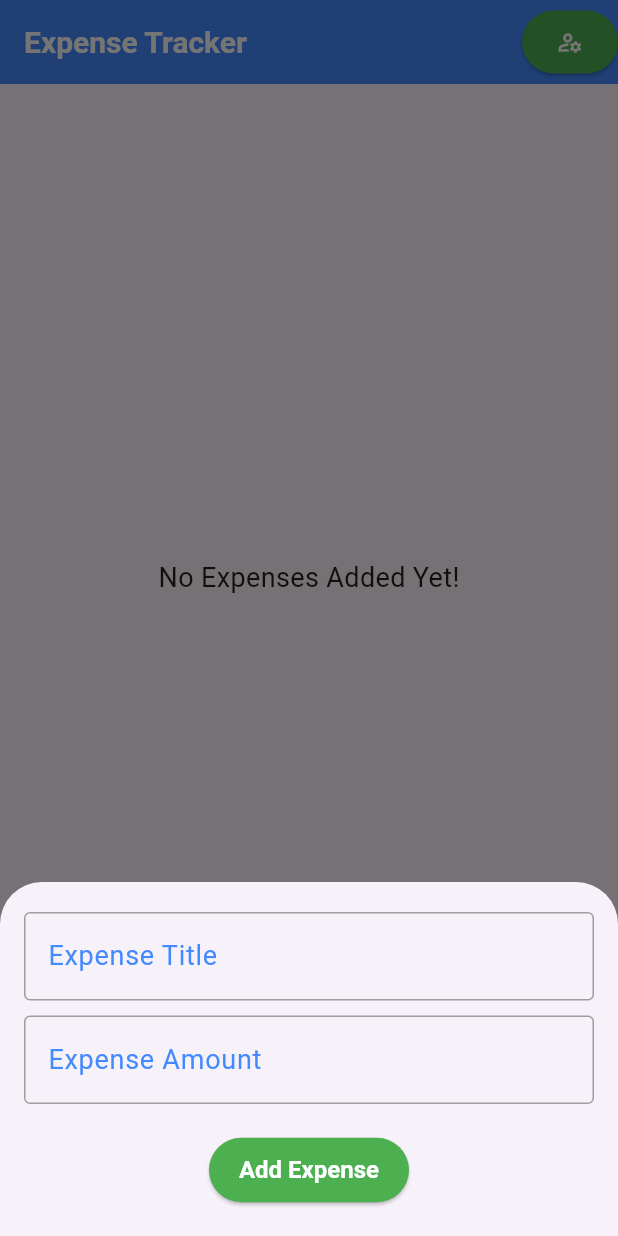
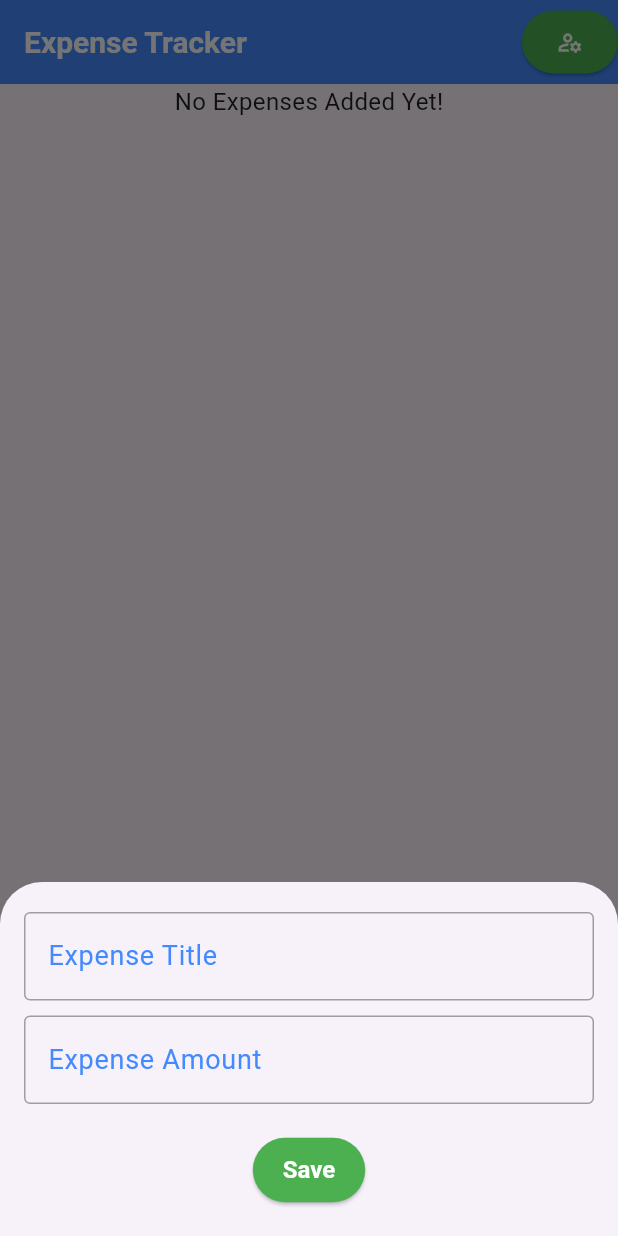
Before and after one commit to Dragorrik/Savvy-Track, a Flutter app: the ExpensePage screen opened directly, after a tap on the "add" icon, on a phone screen of 412 x 824 dp. Run offline on Flutter 3.47's test engine with Material 3 defaults, Android fonts, the light colour scheme and no system bars; our stand-ins replace animated_text_kit, bloc, cloud_firestore, equatable, firebase_auth, firebase_core and 3 more; accounts and stored records are empty.

Commit message:
Expense page updated

```diff
--- a/lib/blocs/expense/bloc/expense_event.dart
+++ b/lib/blocs/expense/bloc/expense_event.dart
@@ -7,6 +7,7 @@ sealed class ExpenseEvent extends Equatable {
   List<Object> get props => [];
 }
 
+// Event for adding an expense
 class AddExpenses extends ExpenseEvent {
   final Expense expense;
 
@@ -16,21 +17,28 @@ class AddExpenses extends ExpenseEvent {
   List<Object> get props => [expense];
 }
 
+// Event for sorting expenses
 class SortExpenses extends ExpenseEvent {
-  final bool isAscending; // Toggle for ascending or descending
+  final bool isAscending;
 
   const SortExpenses({required this.isAscending});
 }
 
+// Event for removing an expense
 class RemoveExpense extends ExpenseEvent {
   final Expense expense;
   const RemoveExpense({required this.expense});
 }
 
+// Event for updating an expense
 class UpdateExpense extends ExpenseEvent {
   final Expense updatedExpense;
 
   const UpdateExpense({required this.updatedExpense});
 }
 
+// Event for fetching expense history from Firebase
 class FetchExpensesHistory extends ExpenseEvent {}
+
+// **NEW EVENT** - Listen to Firebase stream updates
+class StreamExpenses extends ExpenseEvent {}
--- a/lib/models/expense_model.dart
+++ b/lib/models/expense_model.dart
@@ -1,6 +1,22 @@
 class Expense {
+  final String? id; // Optional ID for Firestore
   final String title;
   final double amount;
 
-  Expense({required this.title, required this.amount});
+  Expense({this.id, required this.title, required this.amount});
+
+  Map<String, dynamic> toMap() {
+    return {
+      'title': title,
+      'amount': amount,
+    };
+  }
+
+  factory Expense.fromMap(Map<String, dynamic> map, {String? id}) {
+    return Expense(
+      id: id, // Assign Firestore document ID
+      title: map['title'] ?? '',
+      amount: map['amount']?.toDouble() ?? 0.0,
+    );
+  }
 }
--- a/lib/pages/expense_page.dart
+++ b/lib/pages/expense_page.dart
@@ -1,9 +1,11 @@
 import 'package:flutter/material.dart';
 import 'package:flutter_bloc/flutter_bloc.dart';
-import 'package:savvy_track/blocs/budget/bloc/budget_state.dart';
+
 import 'package:savvy_track/blocs/expense/bloc/expense_bloc.dart';
+import 'package:savvy_track/models/expense_model.dart';
 import 'package:savvy_track/pages/budget_page.dart';
 import 'package:savvy_track/widgets/pie_chart_widget.dart';
+import 'package:savvy_track/widgets/pop_up_widgets.dart';
 
 class ExpensePage extends StatelessWidget {
   ExpensePage({super.key});
@@ -14,6 +16,9 @@ class ExpensePage extends StatelessWidget {
 
   @override
   Widget build(BuildContext context) {
+    // Trigger real-time updates on load
+    context.read<ExpenseBloc>().add(StreamExpenses());
+
     return Scaffold(
       appBar: AppBar(
         title: const Text("Expense Tracker"),
@@ -31,144 +36,116 @@ class ExpensePage extends StatelessWidget {
       ),
       floatingActionButton: FloatingActionButton(
         onPressed: () {
-          showModalBottomSheet(
-            context: context,
-            isScrollControlled: true,
-            builder: (sheetContext) {
-              return BlocProvider.value(
-                value: BlocProvider.of<ExpenseBloc>(context),
-                child: Padding(
-                  padding: EdgeInsets.only(
-                    top: 20,
-                    left: 16,
-                    right: 16,
-                    bottom: MediaQuery.of(context).viewInsets.bottom + 20,
-                  ),
-                  child: Column(
-                    mainAxisSize: MainAxisSize.min,
-                    children: [
-                      TextField(
-                        controller: _titleController,
-                        decoration: const InputDecoration(
-                          labelText: "Expense Title",
-                          border: OutlineInputBorder(),
-                        ),
-                      ),
-                      const SizedBox(height: 10),
-                      TextField(
-                        controller: _expenseController,
-                        keyboardType: TextInputType.number,
-                        decoration: const InputDecoration(
-                          labelText: "Expense Amount",
-                          border: OutlineInputBorder(),
-                        ),
-                      ),
-                      const SizedBox(height: 20),
-                      ElevatedButton(
-                        onPressed: () {
-                          final title = _titleController.text.trim();
-                          final expenseText = _expenseController.text.trim();
-                          if (title.isNotEmpty && expenseText.isNotEmpty) {
-                            try {
-                              final amount = double.parse(expenseText);
-                              Expense newExpense =
-                                  Expense(title: title, amount: amount);
-                              context
-                                  .read<ExpenseBloc>()
-                                  .add(AddExpenses(expense: newExpense));
-                              _titleController.clear();
-                              _expenseController.clear();
-                              Navigator.pop(context);
-                            } catch (e) {
-                              _titleController.clear();
-                              _expenseController.clear();
-                              Navigator.pop(context);
-                              ScaffoldMessenger.of(context).showSnackBar(
-                                const SnackBar(
-                                    content: Text("Enter a valid amount!")),
-                              );
-                            }
-                          } else {
-                            ScaffoldMessenger.of(context).showSnackBar(
-                              const SnackBar(
-                                  content: Text("Fields cannot be empty!")),
-                            );
-                          }
-                        },
-                        child: const Text("Add Expense"),
-                      ),
-                    ],
-                  ),
-                ),
-              );
-            },
-          );
+          _showAddExpenseSheet(context);
         },
         child: const Icon(Icons.add),
       ),
       floatingActionButtonLocation: FloatingActionButtonLocation.centerDocked,
       body: BlocBuilder<ExpenseBloc, ExpenseState>(
         builder: (context, state) {
-          bool isAscending = true;
+          // Error Handling
           if (state is ExpensesError) {
+            return _buildErrorUI(context, state);
+          }
+
+          // Expense List Display
+          if (state is ExpensesUpdated) {
+            return _buildExpenseListUI(context, state);
+          }
+
+          // Initial Loading State
+          return const Center(child: CircularProgressIndicator());
+        },
+      ),
+    );
+  }
+
+  /// Shows Add Expense Bottom Sheet
+  void _showAddExpenseSheet(BuildContext context) {
+    _titleController.clear();
+    _expenseController.clear();
+
+    showModalBottomSheet(
+      context: context,
+      isScrollControlled: true,
+      builder: (sheetContext) {
+        return _expenseInputForm(
+          titleController: _titleController,
+          amountController: _expenseController,
+          onSubmit: () {
+            final title = _titleController.text.trim();
+            final rawAmount = _expenseController.text.trim();
+
+            print("Title: $title, Amount: $rawAmount");
+
+            final amount = double.tryParse(rawAmount.replaceAll(',', '.'));
+
+            if (title.isNotEmpty && amount != null && amount > 0) {
+              final newExpense = Expense(title: title, amount: amount);
+              context.read<ExpenseBloc>().add(AddExpenses(expense: newExpense));
+              Navigator.pop(context);
+            } else {
+              ScaffoldMessenger.of(context).showSnackBar(
+                const SnackBar(
+                    content: Text("Invalid input! Please check again.")),
+              );
+            }
+          },
+        );
+      },
+    );
+  }
+
+  /// Builds Error UI
+  Widget _buildErrorUI(BuildContext context, ExpensesError state) {
     return Center(
-              child: Padding(
-                padding: const EdgeInsets.all(10.0),
       child: Column(
         mainAxisAlignment: MainAxisAlignment.center,
         children: [
-                    Text(
-                      state.message,
-                      style: const TextStyle(color: Colors.red, fontSize: 18),
-                    ),
-                    const SizedBox(height: 10),
+          Text(state.message, style: const TextStyle(color: Colors.red)),
           ElevatedButton(
             onPressed: () {
               context.read<ExpenseBloc>().add(FetchExpensesHistory());
             },
-                      child: const Text("Back to History"),
+            child: const Text("Retry"),
           ),
         ],
       ),
-              ),
     );
   }
-          List<Expense> expenses = [];
-          if (state is ExpensesUpdated) {
-            expenses = state.expenses;
-            isAscending = state.isAscending;
-          }
+
+  /// Builds the Expense List UI
+  Widget _buildExpenseListUI(BuildContext context, ExpensesUpdated state) {
+    final expenses = state.expenses;
+    final isAscending = state.isAscending;
+
     return SingleChildScrollView(
       child: Column(
-              //mainAxisAlignment: MainAxisAlignment.center,
         children: [
-                expenses.isEmpty
-                    ? SizedBox(
-                        height: MediaQuery.of(context).size.height * 0.8,
-                        child: const Center(
-                          child: Text("No Expenses Added Yet!",
-                              style: TextStyle(fontSize: 18)),
+          if (expenses.isEmpty)
+            const Center(child: Text("No Expenses Added Yet!"))
+          else
+            Column(
+              children: [
+                const SizedBox(
+                  height: 20,
                 ),
-                      )
-                    : Column(
-                        children: [
                 Container(
                     margin: const EdgeInsets.all(25),
                     child: buildPieChart(expenses, context)),
-                          const SizedBox(height: 20),
+                const SizedBox(
+                  height: 20,
+                ),
                 ElevatedButton.icon(
                   onPressed: () {
-                              context
-                                  .read<ExpenseBloc>()
-                                  .add(SortExpenses(isAscending: !isAscending));
+                    context.read<ExpenseBloc>().add(
+                          SortExpenses(isAscending: !isAscending),
+                        );
                   },
-                            icon: Icon(isAscending
-                                ? Icons.arrow_upward
-                                : Icons.arrow_downward),
-                            label: Text(
-                                isAscending ? "Low to High" : "High to Low"),
+                  icon: Icon(
+                      isAscending ? Icons.arrow_upward : Icons.arrow_downward),
+                  label: Text(isAscending ? "Low to High" : "High to Low"),
                 ),
-                          const SizedBox(height: 20),
                 ListView.builder(
                   shrinkWrap: true,
                   physics: const NeverScrollableScrollPhysics(),
@@ -177,8 +154,7 @@ class ExpensePage extends StatelessWidget {
                     final expense = expenses[index];
                     return ListTile(
                       title: Text(expense.title),
-                                subtitle: Text(
-                                    "\$${expense.amount.toStringAsFixed(2)}"),
+                      subtitle: Text("\$${expense.amount.toStringAsFixed(2)}"),
                       trailing: Row(
                         mainAxisSize: MainAxisSize.min,
                         children: [
@@ -191,8 +167,9 @@ class ExpensePage extends StatelessWidget {
                           IconButton(
                             icon: const Icon(Icons.delete),
                             onPressed: () {
-                                        context.read<ExpenseBloc>().add(
-                                            RemoveExpense(expense: expense));
+                              context
+                                  .read<ExpenseBloc>()
+                                  .add(RemoveExpense(expense: expense));
                             },
                           ),
                         ],
@@ -205,36 +182,63 @@ class ExpensePage extends StatelessWidget {
         ],
       ),
     );
-        },
-      ),
-    );
-  }
   }
 
+  /// Shows Edit Expense Bottom Sheet (Update)
   void _showEditExpenseSheet(BuildContext context, Expense expense) {
-  final TextEditingController editTitleController =
-      TextEditingController(text: expense.title);
-  final TextEditingController editAmountController =
-      TextEditingController(text: expense.amount.toString());
+    _titleController.text = expense.title;
+    // _expenseController.text = '';
+    final previousAmount = expense.amount;
 
     showModalBottomSheet(
       context: context,
       isScrollControlled: true,
       builder: (sheetContext) {
-      return BlocProvider.value(
-        value: BlocProvider.of<ExpenseBloc>(context),
-        child: Padding(
-          padding: EdgeInsets.only(
+        return _expenseInputForm(
+          titleController: _titleController,
+          amountController: _expenseController,
+          onSubmit: () {
+            final updatedTitle = _titleController.text.trim();
+            final updatedAmount = previousAmount +
+                (double.tryParse(_expenseController.text.trim()) ?? 0);
+            print('updated title=$updatedTitle,updated amount=$updatedAmount');
+
+            if (updatedTitle.isNotEmpty && updatedAmount > 0) {
+              context.read<ExpenseBloc>().add(UpdateExpense(
+                    updatedExpense: Expense(
+                      id: expense.id,
+                      title: updatedTitle,
+                      amount: updatedAmount,
+                    ),
+                  ));
+              PopUpWidgets.showBlurredSnackBar(
+                  context, 'Your data is updated !!');
+              Navigator.pop(context);
+            }
+          },
+        );
+      },
+    );
+  }
+
+  /// Reusable Input Form Widget
+  Widget _expenseInputForm({
+    required TextEditingController titleController,
+    required TextEditingController amountController,
+    required VoidCallback onSubmit,
+  }) {
+    return Padding(
+      padding: const EdgeInsets.only(
         top: 20,
         left: 16,
         right: 16,
-            bottom: MediaQuery.of(context).viewInsets.bottom + 20,
+        bottom: 20,
       ),
       child: Column(
         mainAxisSize: MainAxisSize.min,
         children: [
           TextField(
-                controller: editTitleController,
+            controller: titleController,
             decoration: const InputDecoration(
               labelText: "Expense Title",
               border: OutlineInputBorder(),
@@ -242,7 +246,7 @@ void _showEditExpenseSheet(BuildContext context, Expense expense) {
           ),
           const SizedBox(height: 10),
           TextField(
-                controller: editAmountController,
+            controller: amountController,
             keyboardType: TextInputType.number,
             decoration: const InputDecoration(
               labelText: "Expense Amount",
@@ -250,32 +254,9 @@ void _showEditExpenseSheet(BuildContext context, Expense expense) {
             ),
           ),
           const SizedBox(height: 20),
-              ElevatedButton(
-                onPressed: () {
-                  final updatedTitle = editTitleController.text.trim();
-                  final updatedAmount =
-                      double.tryParse(editAmountController.text.trim()) ?? 0;
-
-                  if (updatedTitle.isNotEmpty && updatedAmount > 0) {
-                    // Dispatch update event
-                    context.read<ExpenseBloc>().add(
-                          UpdateExpense(
-                            updatedExpense: Expense(
-                              title: updatedTitle,
-                              amount: updatedAmount,
-                            ),
+          ElevatedButton(onPressed: onSubmit, child: const Text("Save")),
+        ],
       ),
     );
-
-                    Navigator.pop(context);
   }
-                },
-                child: const Text("Update Expense"),
-              ),
-            ],
-          ),
-        ),
-      );
-    },
-  );
 }
--- a/pubspec.yaml
+++ b/pubspec.yaml
@@ -45,6 +45,7 @@ dependencies:
   firebase_auth: ^5.3.4
   google_fonts: ^6.2.1
   cloud_firestore: ^5.6.0
+  uuid: ^4.5.1
 
 dev_dependencies:
   flutter_test:
```
Also changed, not shown: lib/blocs/expense/bloc/expense_bloc.dart (+91 -84 lines), lib/blocs/expense/bloc/expense_state.dart (+16 -0 lines), lib/pages/login_page.dart (+7 -0 lines), lib/widgets/pie_chart_widget.dart (+6 -6 lines), pubspec.lock. Lines whose indentation alone changed are shown as unchanged.
